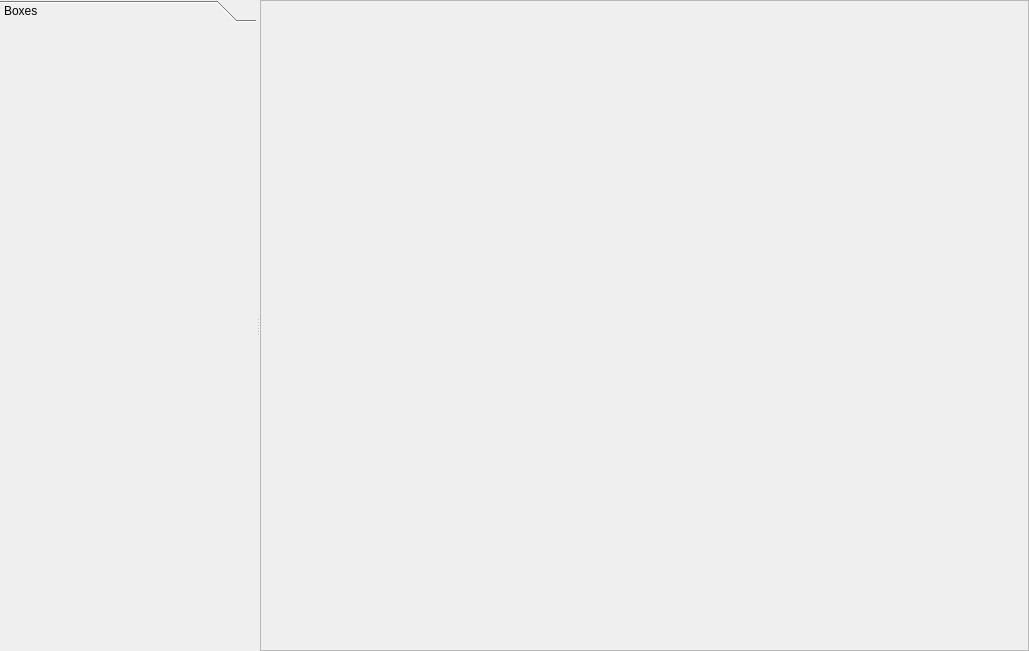
cogsys-tuebingen/csapex, file src/csapex/ui/designer.ui: the form before one commit.
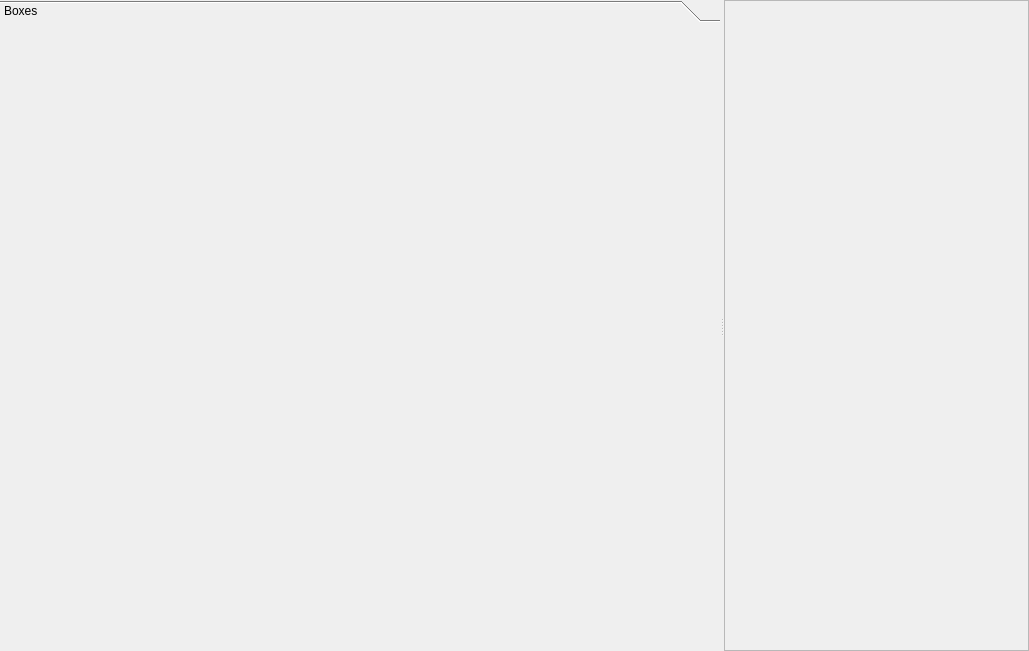
The form after the commit.

Diff of the .ui file:
```diff
--- a/src/csapex/ui/designer.ui
+++ b/src/csapex/ui/designer.ui
@@ -24,19 +24,13 @@
    </property>
    <item>
     <widget class="QSplitter" name="splitter">
-     <property name="sizePolicy">
-      <sizepolicy hsizetype="Expanding" vsizetype="Preferred">
-       <horstretch>0</horstretch>
-       <verstretch>0</verstretch>
-      </sizepolicy>
-     </property>
      <property name="orientation">
       <enum>Qt::Horizontal</enum>
      </property>
      <widget class="QToolBox" name="toolBox">
       <property name="maximumSize">
        <size>
-        <width>256</width>
+        <width>720</width>
         <height>16777215</height>
        </size>
       </property>
@@ -48,7 +42,7 @@
         <rect>
          <x>0</x>
          <y>0</y>
-         <width>256</width>
+         <width>720</width>
          <height>620</height>
         </rect>
        </property>
@@ -72,7 +66,7 @@
         <rect>
          <x>0</x>
          <y>0</y>
-         <width>765</width>
+         <width>301</width>
          <height>649</height>
         </rect>
        </property>
```
